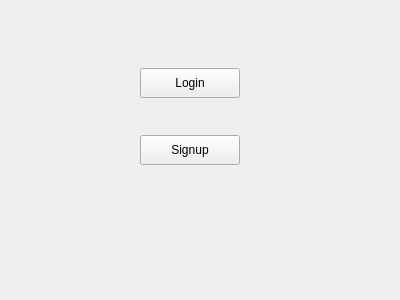
Above: mainwindow.ui from CS180-spring/cs180-21-wooohooo before the change. Below: the same form after it.
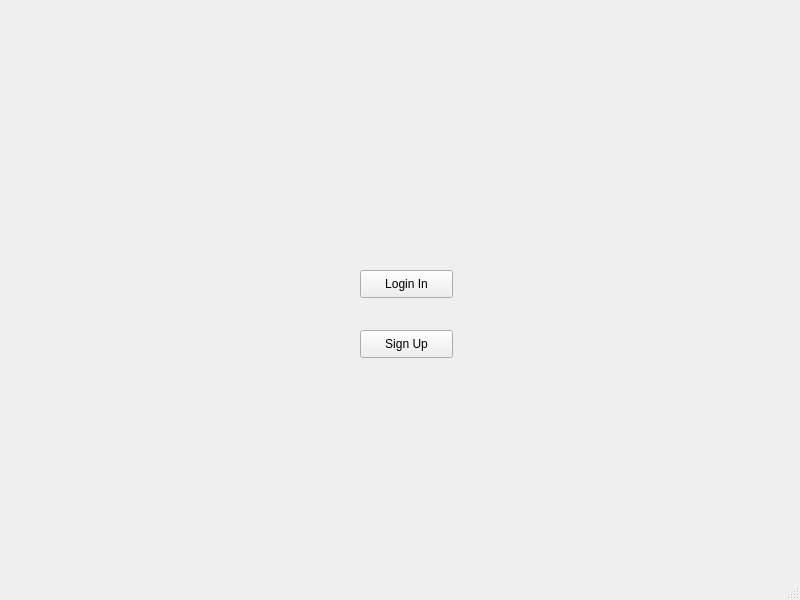
That is the form after the change.

```diff
--- a/mainwindow.ui
+++ b/mainwindow.ui
@@ -6,8 +6,8 @@
    <rect>
     <x>0</x>
     <y>0</y>
-    <width>400</width>
-    <height>300</height>
+    <width>800</width>
+    <height>600</height>
    </rect>
   </property>
   <property name="windowTitle">
@@ -20,30 +20,41 @@
    <widget class="QPushButton" name="pushButton">
     <property name="geometry">
      <rect>
-      <x>140</x>
-      <y>68</y>
-      <width>100</width>
-      <height>30</height>
+      <x>360</x>
+      <y>270</y>
+      <width>93</width>
+      <height>28</height>
      </rect>
     </property>
     <property name="text">
-     <string>Login</string>
+     <string>Login In</string>
     </property>
    </widget>
    <widget class="QPushButton" name="pushButton_2">
     <property name="geometry">
      <rect>
-      <x>140</x>
-      <y>135</y>
-      <width>100</width>
-      <height>30</height>
+      <x>360</x>
+      <y>330</y>
+      <width>93</width>
+      <height>28</height>
      </rect>
     </property>
     <property name="text">
-     <string>Signup</string>
+     <string>Sign Up</string>
     </property>
    </widget>
   </widget>
+  <widget class="QMenuBar" name="menubar">
+   <property name="geometry">
+    <rect>
+     <x>0</x>
+     <y>0</y>
+     <width>800</width>
+     <height>24</height>
+    </rect>
+   </property>
+  </widget>
+  <widget class="QStatusBar" name="statusbar"/>
  </widget>
  <resources/>
  <connections/>
```
Left out of the diff: 3 changed lines with no effect on the pictures.
